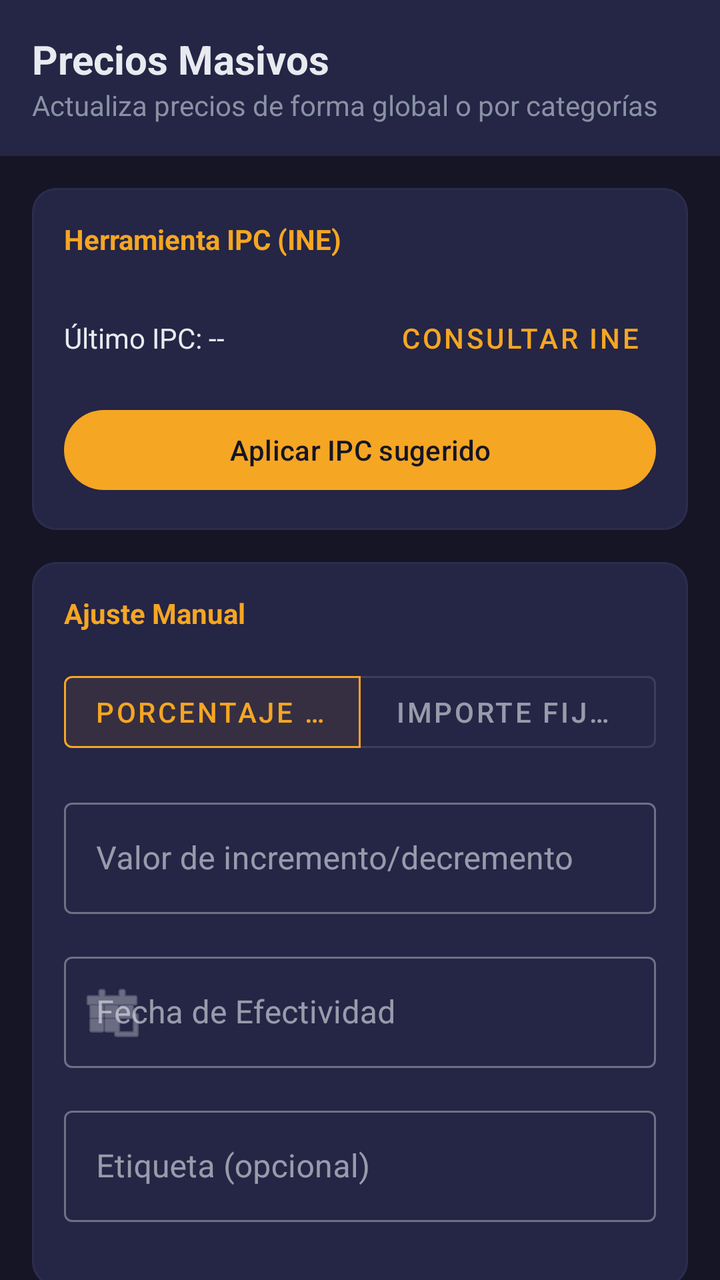
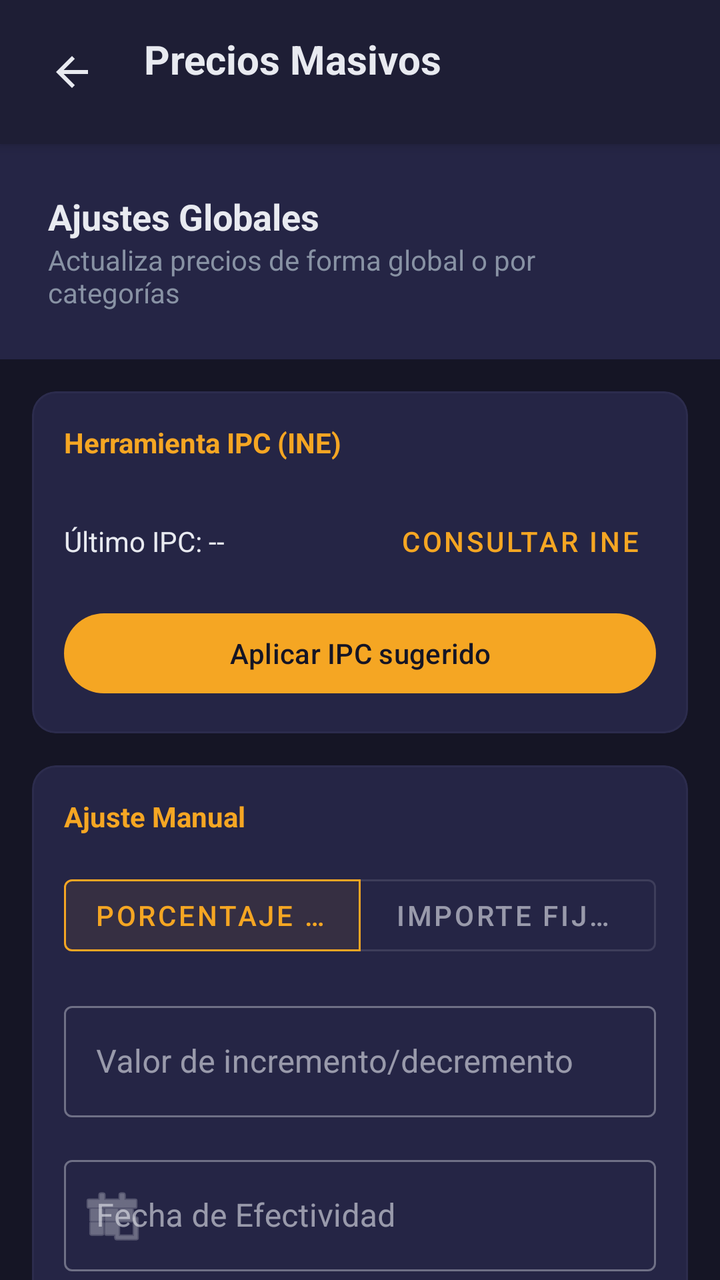

Screens rendered from an Android XML layout before and after an edit, with the pre-edit source and the edit as a unified diff.
<!-- AndroidManifest.xml: application theme Theme.Electrobazar -->
<!-- res/layout/fragment_bulk_prices_admin.xml -->
<?xml version="1.0" encoding="utf-8"?>
<androidx.core.widget.NestedScrollView xmlns:android="http://schemas.android.com/apk/res/android"
    xmlns:app="http://schemas.android.com/apk/res-auto"
    android:layout_width="match_parent"
    android:layout_height="match_parent"
    android:background="?attr/android:windowBackground">

    <LinearLayout
        android:layout_width="match_parent"
        android:layout_height="wrap_content"
        android:orientation="vertical">

        <LinearLayout
            android:layout_width="match_parent"
            android:layout_height="wrap_content"
            android:background="?attr/colorSurface"
            android:orientation="vertical"
            android:padding="16dp">

            <TextView
                android:layout_width="wrap_content"
                android:layout_height="wrap_content"
                android:text="Precios Masivos"
                    android:textColor="?attr/android:textColorPrimary"
                android:textSize="20sp"
                android:textStyle="bold" />

            <TextView
                android:layout_width="wrap_content"
                android:layout_height="wrap_content"
                android:text="Actualiza precios de forma global o por categorías"
                    android:textColor="?attr/android:textColorSecondary"
                android:textSize="14sp" />
        </LinearLayout>

        <com.google.android.material.card.MaterialCardView
            android:layout_width="match_parent"
            android:layout_height="wrap_content"
            android:layout_margin="16dp"
            app:cardBackgroundColor="?attr/colorSurface"
            app:cardCornerRadius="12dp"
            app:strokeColor="?attr/colorOutline"
            app:strokeWidth="1dp">

            <LinearLayout
                android:layout_width="match_parent"
                android:layout_height="wrap_content"
                android:orientation="vertical"
                android:padding="16dp">

                <TextView
                    android:layout_width="wrap_content"
                    android:layout_height="wrap_content"
                    android:layout_marginBottom="16dp"
                    android:text="Herramienta IPC (INE)"
                    android:textColor="?attr/colorPrimary"
                    android:textStyle="bold" />

                <LinearLayout
                    android:layout_width="match_parent"
                    android:layout_height="wrap_content"
                    android:gravity="center_vertical"
                    android:orientation="horizontal">

                    <TextView
                        android:id="@+id/tvCurrentIpc"
                        android:layout_width="0dp"
                        android:layout_height="wrap_content"
                        android:layout_weight="1"
                        android:text="Último IPC: --"
                            android:textColor="?attr/android:textColorPrimary" />

                    <Button
                        android:id="@+id/btnFetchIpc"
                        style="@style/Widget.MaterialComponents.Button.TextButton"
                        android:layout_width="wrap_content"
                        android:layout_height="wrap_content"
                        android:text="Consultar INE"
                        android:textColor="?attr/colorPrimary" />
                </LinearLayout>

                <Button
                    android:id="@+id/btnApplyIpc"
                    android:layout_width="match_parent"
                    android:layout_height="wrap_content"
                    android:layout_marginTop="8dp"
                    android:text="Aplicar IPC sugerido"
                    app:backgroundTint="?attr/colorPrimary" />
            </LinearLayout>
        </com.google.android.material.card.MaterialCardView>

        <com.google.android.material.card.MaterialCardView
            android:layout_width="match_parent"
            android:layout_height="wrap_content"
            android:layout_marginHorizontal="16dp"
            android:layout_marginBottom="16dp"
            app:cardBackgroundColor="?attr/colorSurface"
            app:cardCornerRadius="12dp"
            app:strokeColor="?attr/colorOutline"
            app:strokeWidth="1dp">

            <LinearLayout
                android:layout_width="match_parent"
                android:layout_height="wrap_content"
                android:orientation="vertical"
                android:padding="16dp">

                <TextView
                    android:layout_width="wrap_content"
                    android:layout_height="wrap_content"
                    android:layout_marginBottom="16dp"
                    android:text="Ajuste Manual"
                    android:textColor="?attr/colorPrimary"
                    android:textStyle="bold" />

                <com.google.android.material.button.MaterialButtonToggleGroup
                    android:id="@+id/toggleType"
                    android:layout_width="match_parent"
                    android:layout_height="wrap_content"
                    android:layout_marginBottom="16dp"
                    app:checkedButton="@+id/btnPercentage"
                    app:singleSelection="true">

                    <Button
                        android:id="@+id/btnPercentage"
                        style="@style/Widget.MaterialComponents.Button.OutlinedButton"
                        android:layout_width="0dp"
                        android:layout_height="wrap_content"
                        android:layout_weight="1"
                        android:text="Porcentaje (%)" />

                    <Button
                        android:id="@+id/btnFixedAmount"
                        style="@style/Widget.MaterialComponents.Button.OutlinedButton"
                        android:layout_width="0dp"
                        android:layout_height="wrap_content"
                        android:layout_weight="1"
                        android:text="Importe Fijo (€)" />
                </com.google.android.material.button.MaterialButtonToggleGroup>

                <com.google.android.material.textfield.TextInputLayout
                    style="@style/Widget.MaterialComponents.TextInputLayout.OutlinedBox"
                    android:layout_width="match_parent"
                    android:layout_height="wrap_content"
                    android:layout_marginBottom="16dp"
                    android:hint="Valor de incremento/decremento"
                    app:hintTextColor="?attr/android:textColorSecondary">

                    <com.google.android.material.textfield.TextInputEditText
                        android:id="@+id/etAdjustmentValue"
                        android:layout_width="match_parent"
                        android:layout_height="wrap_content"
                        android:inputType="numberDecimal|numberSigned"
                            android:textColor="?attr/android:textColorPrimary" />
                </com.google.android.material.textfield.TextInputLayout>

                <com.google.android.material.textfield.TextInputLayout
                    style="@style/Widget.MaterialComponents.TextInputLayout.OutlinedBox"
                    android:layout_width="match_parent"
                    android:layout_height="wrap_content"
                    android:layout_marginBottom="16dp"
                    android:hint="Fecha de Efectividad"
                    app:hintTextColor="?attr/android:textColorSecondary"
                    app:startIconDrawable="@android:drawable/ic_menu_today">

                    <com.google.android.material.textfield.TextInputEditText
                        android:id="@+id/etEffectiveDate"
                        android:layout_width="match_parent"
                        android:layout_height="wrap_content"
                        android:focusable="false"
                            android:textColor="?attr/android:textColorPrimary" />
                </com.google.android.material.textfield.TextInputLayout>

                <com.google.android.material.textfield.TextInputLayout
                    style="@style/Widget.MaterialComponents.TextInputLayout.OutlinedBox"
                    android:layout_width="match_parent"
                    android:layout_height="wrap_content"
                    android:layout_marginBottom="16dp"
                    android:hint="Etiqueta (opcional)"
                    app:hintTextColor="?attr/android:textColorSecondary">

                    <com.google.android.material.textfield.TextInputEditText
                        android:id="@+id/etLabel"
                        android:layout_width="match_parent"
                        android:layout_height="wrap_content"
                        android:inputType="text"
                            android:textColor="?attr/android:textColorPrimary" />
                </com.google.android.material.textfield.TextInputLayout>
            </LinearLayout>
        </com.google.android.material.card.MaterialCardView>

        <com.google.android.material.card.MaterialCardView
            android:layout_width="match_parent"
            android:layout_height="wrap_content"
            android:layout_marginHorizontal="16dp"
            android:layout_marginBottom="16dp"
            app:cardBackgroundColor="?attr/colorSurface"
            app:cardCornerRadius="12dp"
            app:strokeColor="?attr/colorOutline"
            app:strokeWidth="1dp">

            <LinearLayout
                android:layout_width="match_parent"
                android:layout_height="wrap_content"
                android:orientation="vertical"
                android:padding="16dp">

                <TextView
                    android:layout_width="wrap_content"
                    android:layout_height="wrap_content"
                    android:layout_marginBottom="16dp"
                    android:text="Selección de Productos"
                    android:textColor="?attr/colorPrimary"
                    android:textStyle="bold" />

                <com.google.android.material.textfield.TextInputLayout
                    style="@style/Widget.MaterialComponents.TextInputLayout.OutlinedBox.ExposedDropdownMenu"
                    android:layout_width="match_parent"
                    android:layout_height="wrap_content"
                    android:layout_marginBottom="16dp"
                    android:hint="Categoría">

                    <AutoCompleteTextView
                        android:id="@+id/autoCategory"
                        android:layout_width="match_parent"
                        android:layout_height="wrap_content"
                        android:inputType="none" />
                </com.google.android.material.textfield.TextInputLayout>

                <androidx.recyclerview.widget.RecyclerView
                    android:id="@+id/rvVisibleProducts"
                    android:layout_width="match_parent"
                    android:layout_height="300dp"
                    android:layout_marginBottom="8dp" />

                <CheckBox
                    android:id="@+id/cbSelectAll"
                    android:layout_width="wrap_content"
                    android:layout_height="wrap_content"
                    android:text="Seleccionar todos los visibles"
                        android:textColor="?attr/android:textColorSecondary" />
            </LinearLayout>
        </com.google.android.material.card.MaterialCardView>

        <Button
            android:id="@+id/btnPreview"
            style="@style/Widget.MaterialComponents.Button.OutlinedButton"
            android:layout_width="match_parent"
            android:layout_height="56dp"
            android:layout_marginHorizontal="16dp"
            android:layout_marginBottom="8dp"
            android:text="Previsualizar Cambios"
            android:textColor="?attr/colorPrimary"
            app:strokeColor="?attr/colorPrimary" />

        <com.google.android.material.button.MaterialButton
            android:id="@+id/btnSubmitBulk"
            android:layout_width="match_parent"
            android:layout_height="56dp"
            android:layout_marginHorizontal="16dp"
            android:layout_marginBottom="32dp"
            android:text="Programar Cambio de Precios"
            android:textColor="?attr/android:windowBackground"
            app:backgroundTint="?attr/colorPrimary"
            app:cornerRadius="8dp" />

    </LinearLayout>

</androidx.core.widget.NestedScrollView>
<!-- resources referenced by this layout -->
<resources>
  <style name="Theme.Electrobazar" parent="Base.Theme.Electrobazar" />
  <style name="Base.Theme.Electrobazar" parent="Theme.Material3.DayNight.NoActionBar">
          
          <item name="colorPrimary">@color/accent</item>
          <item name="colorOnPrimary">@color/primary</item>
          <item name="colorSecondary">@color/accent</item>
          <item name="colorOnSecondary">@color/primary</item>
          <item name="colorPrimaryContainer">@color/surface</item>
          <item name="colorOnPrimaryContainer">@color/text_main</item>
          <item name="android:colorPrimaryDark">#000000</item>
          
          <item name="colorSurface">@color/surface</item>
          <item name="colorOnSurface">@color/text_main</item>
          <item name="colorSurfaceVariant">@color/secondary</item>
          <item name="colorOnSurfaceVariant">@color/text_muted</item>
          <item name="colorOutline">@color/border</item>
          
          <item name="android:windowBackground">@color/primary</item>
          <item name="android:colorBackground">@color/primary</item>
          <item name="android:textColorPrimary">@color/text_main</item>
          <item name="android:textColorSecondary">@color/text_muted</item>
          <item name="android:textColorHint">@color/text_muted</item>
          <item name="android:navigationBarColor">@android:color/black</item>
          
          <item name="colorError">@color/danger</item>
  
          
          <item name="chipStyle">@style/CustomChipStyle</item>
      </style>
  <color name="accent">#f5a623</color>
  <color name="primary">#151525</color>
  <color name="surface">#252545</color>
  <color name="text_main">#e8eaf0</color>
  <color name="secondary">#1e1e35</color>
  <color name="text_muted">#8892a4</color>
  <color name="border">#2c2c4d</color>
  <color name="danger">#ef4444</color>
  <style name="CustomChipStyle" parent="Widget.Material3.Chip.Filter">
          <item name="android:colorPrimaryDark">#000000</item>
          <item name="chipBackgroundColor">@color/chip_bg_selector</item>
          <item name="android:textColor">@color/chip_text_selector</item>
          <item name="chipStrokeWidth">0dp</item>
          <item name="shapeAppearance">@style/ShapeAppearance.SmallComponent</item>
      </style>
  <style name="ShapeAppearance.SmallComponent" parent="ShapeAppearance.Material3.SmallComponent">
          <item name="cornerSize">20dp</item>
          <item name="android:colorPrimaryDark">#000000</item>
      </style>
</resources>

<!-- the commit's change to res/layout/fragment_bulk_prices_admin.xml (unified diff, before → after) -->
@@ -11,25 +11,54 @@
         android:orientation="vertical">
 
         <LinearLayout
+            android:id="@+id/headerContainer"
+            android:layout_width="match_parent"
+            android:layout_height="wrap_content"
+            android:background="?attr/colorSurfaceVariant"
+            android:elevation="4dp"
+            android:fitsSystemWindows="true"
+            android:orientation="horizontal"
+            android:padding="16dp">
+
+            <ImageButton
+                android:id="@+id/btnBack"
+                android:layout_width="40dp"
+                android:layout_height="40dp"
+                android:background="?attr/selectableItemBackgroundBorderless"
+                android:src="@drawable/ic_back"
+                app:tint="?attr/android:textColorPrimary" />
+
+            <TextView
+                android:layout_width="0dp"
+                android:layout_height="wrap_content"
+                android:layout_marginStart="16dp"
+                android:layout_weight="1"
+                android:text="Precios Masivos"
+                android:textColor="?attr/android:textColorPrimary"
+                android:textSize="20sp"
+                android:textStyle="bold" />
+        </LinearLayout>
+
+        <LinearLayout
             android:layout_width="match_parent"
             android:layout_height="wrap_content"
             android:background="?attr/colorSurface"
             android:orientation="vertical"
-            android:padding="16dp">
+            android:padding="24dp">
 
             <TextView
                 android:layout_width="wrap_content"
                 android:layout_height="wrap_content"
-                android:text="Precios Masivos"
-                    android:textColor="?attr/android:textColorPrimary"
-                android:textSize="20sp"
+                android:text="Ajustes Globales"
+                android:textColor="?attr/android:textColorPrimary"
+                android:textSize="18sp"
                 android:textStyle="bold" />
 
             <TextView
                 android:layout_width="wrap_content"
                 android:layout_height="wrap_content"
                 android:text="Actualiza precios de forma global o por categorías"
-                    android:textColor="?attr/android:textColorSecondary"
+                android:textColor="?attr/android:textColorSecondary"
                 android:textSize="14sp" />
         </LinearLayout>
 
<!-- resource entries referenced after the edit -->
@@ -1,5 +1,15 @@
 <!-- resources referenced by this layout -->
 <resources>
+  <!-- drawable ic_back (drawable) -->
+  <vector xmlns:android="http://schemas.android.com/apk/res/android"
+      android:width="24dp"
+      android:height="24dp"
+      android:viewportWidth="24"
+      android:viewportHeight="24">
+    <path
+        android:fillColor="#FF000000"
+        android:pathData="M20,11H7.83l5.59,-5.59L12,4l-8,8 8,8 1.41,-1.41L7.83,13H20v-2z"/>
+  </vector>
   <style name="Theme.Electrobazar" parent="Base.Theme.Electrobazar" />
   <style name="Base.Theme.Electrobazar" parent="Theme.Material3.DayNight.NoActionBar">
           
